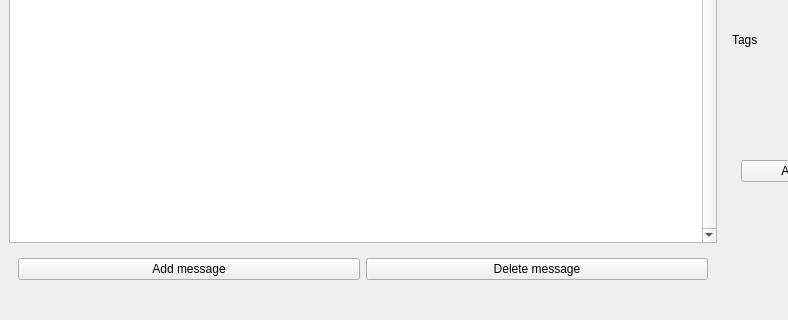
First picture: the form in lima_gui/view/chat_widget.ui, repository oKatanaaa/lima-gui, before the edit; both pictures show x 0 to 788 and y 267 to 587 of the 1087 by 587 pixel window.
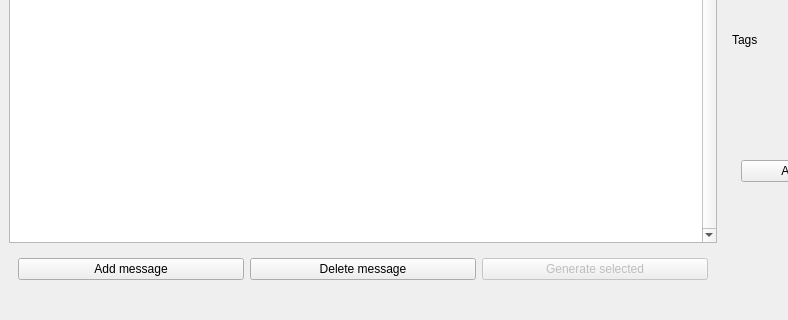
Second picture: the form after the edit.

Diff of the .ui file:
```diff
--- a/lima_gui/view/chat_widget.ui
+++ b/lima_gui/view/chat_widget.ui
@@ -64,6 +64,16 @@
              </property>
             </widget>
            </item>
+           <item>
+            <widget class="QPushButton" name="generate_btn">
+             <property name="enabled">
+              <bool>false</bool>
+             </property>
+             <property name="text">
+              <string>Generate selected</string>
+             </property>
+            </widget>
+           </item>
           </layout>
          </item>
         </layout>
```
